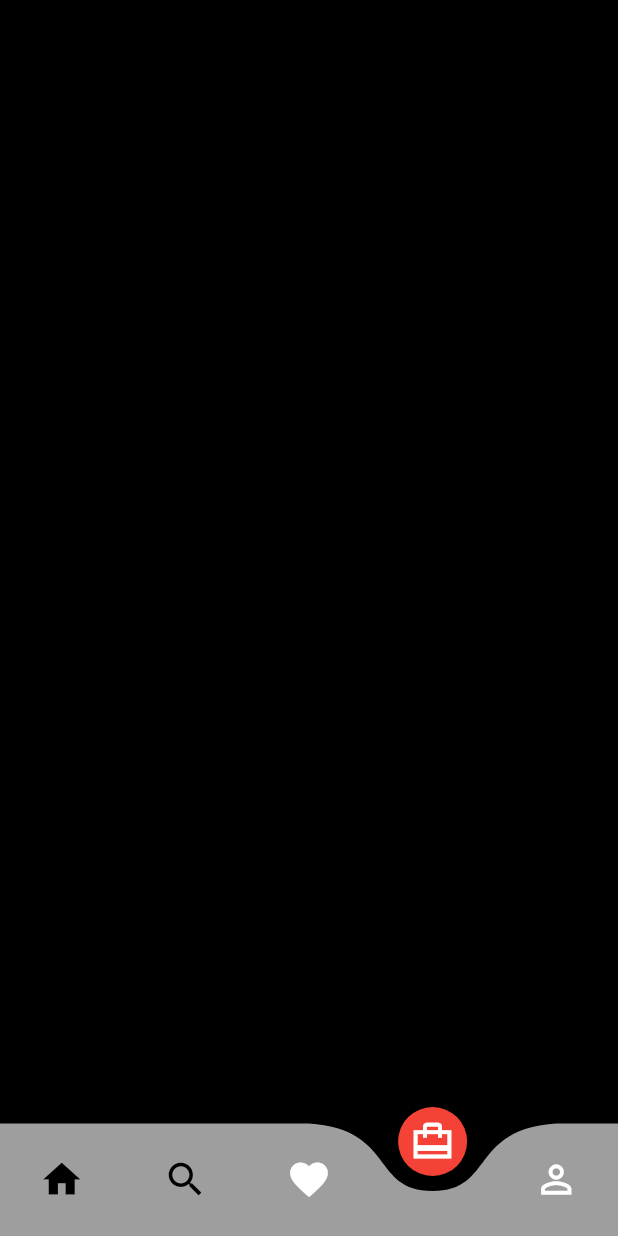
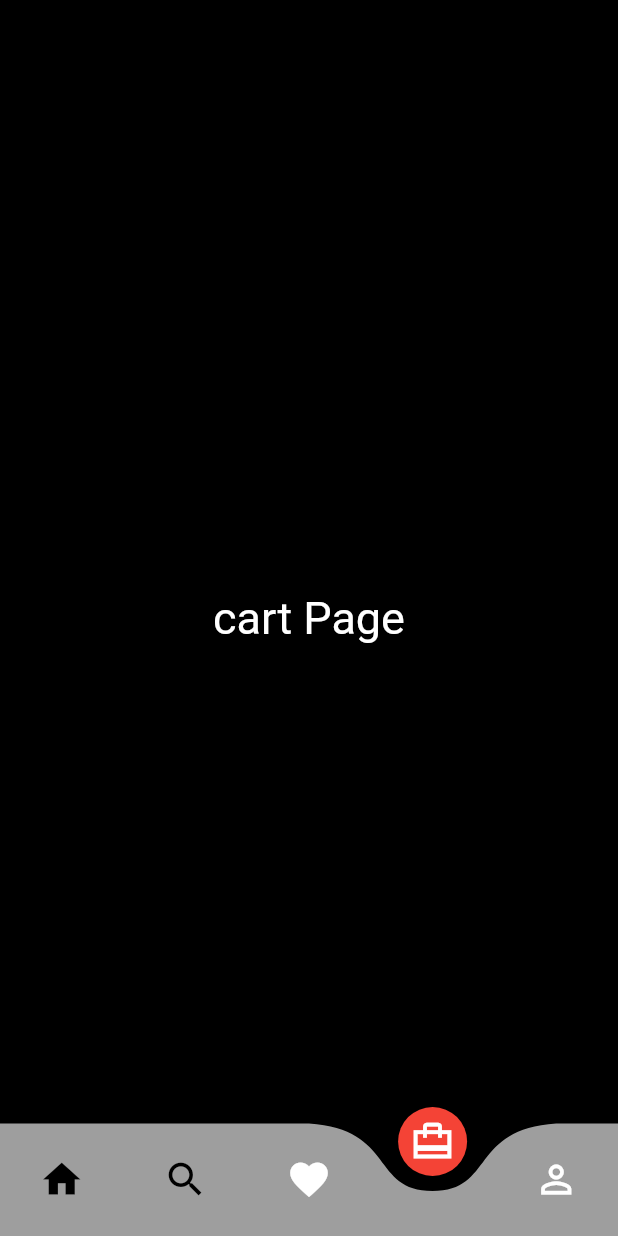
Before and after one commit to heygugum/foodmarket, a Flutter app: the screen it shows after launch, item 4 of the bottom bar chosen, on a phone screen of 412 x 824 dp. Run offline on Flutter 3.47's test engine with Material 2 defaults, Android fonts, the phone set to English and light mode, and no system bars; drawn by our look-alikes of curved_navigation_bar.

Commit message:
update cart

```diff
--- a/lib/Pages/cart.dart
+++ b/lib/Pages/cart.dart
@@ -8,6 +8,13 @@ class CartPage extends StatelessWidget {
     // ignore: prefer_const_constructors
     return Scaffold(
       backgroundColor: Colors.black,
+      // ignore: prefer_const_constructors
+      body: Center(
+        // ignore: prefer_const_constructors
+        child: Text('cart Page',
+            // ignore: prefer_const_constructors
+            style: TextStyle(color: Colors.white, fontSize: 30)),
+      ),
     );
   }
 }
```
